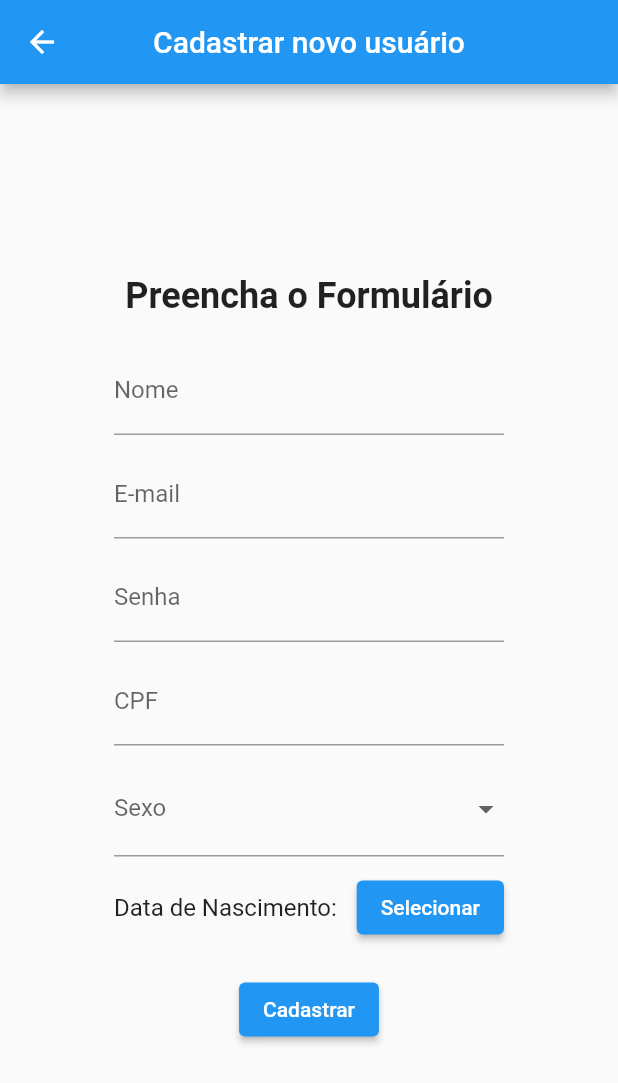
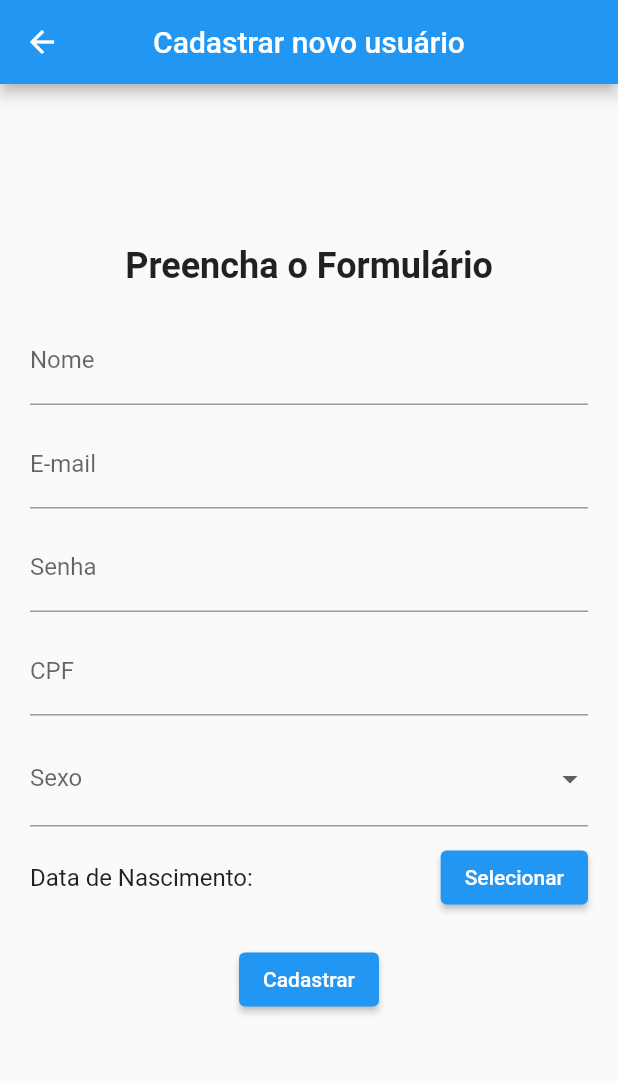
Before and after one commit to viniciushgiovanini/datafolha, a Flutter app: the RegisterPage screen opened directly, after a tap on "Cadastrar", on a phone screen of 412 x 824 dp. Shown: the top 1083 px of the screen. Run offline on Flutter 3.47's test engine with Material 2 defaults, Android fonts, the phone set to English and light mode, and no system bars.

Commit message:
gg create user

```diff
--- a/frontend/datafolha_front/lib/registerUserPage.dart
+++ b/frontend/datafolha_front/lib/registerUserPage.dart
@@ -34,6 +34,31 @@ class _RegisterPageState extends State<RegisterPage> {
     }
   }
 
+  bool visibilidade = false;
+  String msmErro = "";
+  var color;
+  void changeV(String msg) {
+    if (msg != 'Usuário adicionado com sucesso !') {
+      setState(() {
+        visibilidade = true;
+        msmErro = msg;
+        color = Colors.red[600];
+      });
+    } else {
+      setState(() {
+        visibilidade = true;
+        msmErro = msg;
+        color = Colors.green[600];
+      });
+    }
+
+    Future.delayed(const Duration(seconds: 3), () {
+      setState(() {
+        visibilidade = false;
+      });
+    });
+  }
+
   @override
   Widget build(BuildContext context) {
     return Scaffold(
@@ -44,7 +69,7 @@ class _RegisterPageState extends State<RegisterPage> {
       body: Center(
         child: Container(
           padding: const EdgeInsets.all(20.0),
-          width: 300.0, // Largura da caixa de formulário
+          width: 500.0, // Largura da caixa de formulário
           child: Column(
             mainAxisAlignment: MainAxisAlignment.center,
             children: [
@@ -117,7 +142,7 @@ class _RegisterPageState extends State<RegisterPage> {
               ),
               const SizedBox(height: 20.0),
               ElevatedButton(
-                onPressed: () {
+                onPressed: () async {
                   String name = nameController.text;
                   String email = emailController.text;
                   String password = passwordController.text;
@@ -126,11 +151,6 @@ class _RegisterPageState extends State<RegisterPage> {
                   String? birthdate = selectedDate != null
                       ? DateFormat('dd/MM/yyyy').format(selectedDate!)
                       : null;
-
-                  List<String> colors = [name, email, password, cpf, gender];
-
-                  String jsonOficial =
-                      '{"nome": "$name","email":"$email","password":"$password","sexo":"$gender","cpf":"$cpf", "age": "12"}';
 
                   //Use jsonEncode method
                   // String jsonColors = jsonEncode(colors);
@@ -144,8 +164,14 @@ class _RegisterPageState extends State<RegisterPage> {
                     'age': birthdate
                   };
                   // print(json);
-                  postUser(json);
-
+                  var resp = await postUser(json);
+                  var respJson = jsonDecode(resp);
+                  (respJson["resp"] == 'ERRO ao adicionar usuário !' ||
+                          respJson["resp"] ==
+                              'Usuário não adicionado, menor de idade !' ||
+                          respJson["Name"] == 'Senha inválida'
+                      ? changeV(respJson["resp"])
+                      : changeV(respJson["resp"]));
                   // print('Nome: $name');
                   // print('E-mail: $email');
                   // print('Senha: $password');
@@ -155,6 +181,24 @@ class _RegisterPageState extends State<RegisterPage> {
                 },
                 child: const Text('Cadastrar'),
               ),
+              Padding(
+                padding: EdgeInsets.fromLTRB(20, 20, 20, 20),
+                child: Visibility(
+                    visible: visibilidade,
+                    child: Container(
+                        width: 500,
+                        height: 80,
+                        color: color,
+                        alignment: Alignment.center,
+                        child: Padding(
+                          padding: EdgeInsets.fromLTRB(20, 20, 20, 20),
+                          child: Text(msmErro,
+                              style: new TextStyle(
+                                fontSize: 18,
+                                color: Colors.white,
+                              )),
+                        ))),
+              )
             ],
           ),
         ),
@@ -162,7 +206,7 @@ class _RegisterPageState extends State<RegisterPage> {
     );
   }
 
-  void postUser(Map json) async {
+  Future<String> postUser(Map json) async {
     var uri = Uri.parse("http://localhost:4000/addUser");
 
     http.Response resposta;
@@ -172,5 +216,6 @@ class _RegisterPageState extends State<RegisterPage> {
           'Content-Type': 'application/json; charset=UTF-8',
         },
         body: jsonEncode(json));
+    return resposta.body;
   }
 }
```
Also changed, not shown: 3 other files.
